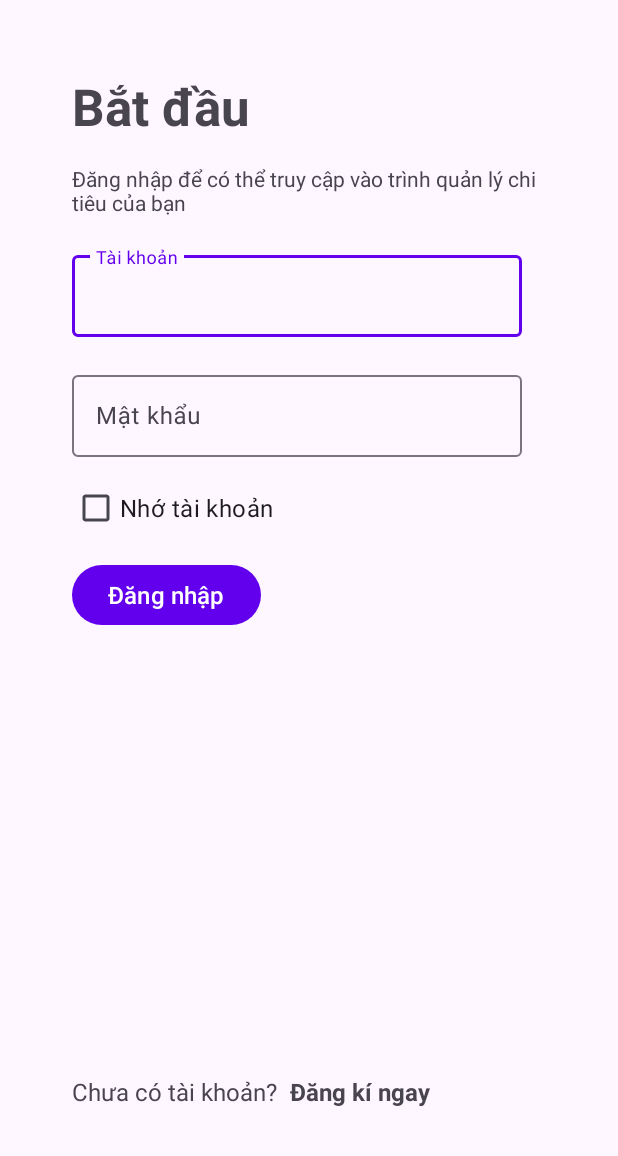
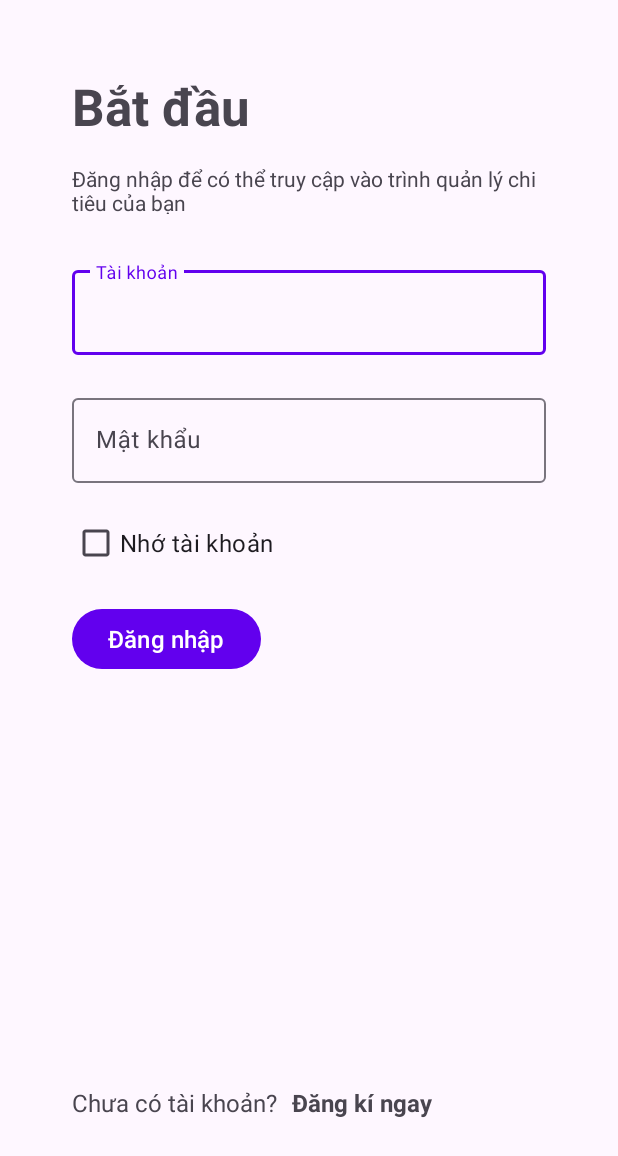
Before and after one commit to khanhworktime/financityFeedMyWallet, an Android app: the screen it shows after launch (LogIn), on a phone screen of 412 x 824 dp. Shown: the top 1156 px of the screen. Run offline under Robolectric (Android 15) with nearby library versions, the phone set to English and light mode, and no system bars.

Commit message:
Add new layout

```diff
--- a/app/src/main/res/layout/activity_main.xml
+++ b/app/src/main/res/layout/activity_main.xml
@@ -13,6 +13,18 @@
         app:layout_constraintBottom_toBottomOf="parent"
         app:layout_constraintEnd_toEndOf="parent"
         app:layout_constraintStart_toStartOf="parent"
-        app:layout_constraintTop_toTopOf="parent" />
+        app:layout_constraintTop_toTopOf="parent"
+        app:layout_constraintVertical_bias="0.198" />
+
+    <ImageView
+        android:id="@+id/imageView"
+        android:layout_width="209dp"
+        android:layout_height="368dp"
+        app:layout_constraintBottom_toBottomOf="parent"
+        app:layout_constraintEnd_toEndOf="parent"
+        app:layout_constraintStart_toStartOf="parent"
+        app:layout_constraintTop_toTopOf="parent"
+        app:srcCompat="@drawable/img_empty_wallet"
+        tools:ignore="ImageContrastCheck" />
 
 </androidx.constraintlayout.widget.ConstraintLayout>
--- a/app/src/main/res/layout/login.xml
+++ b/app/src/main/res/layout/login.xml
@@ -23,7 +23,7 @@
     <TextView
         android:id="@+id/tv_1"
         android:layout_width="0dp"
-        android:layout_height="wrap_content"
+        android:layout_height="33dp"
         android:layout_marginTop="16dp"
         android:text="Đăng nhập để có thể truy cập vào trình quản lý chi tiêu của bạn"
         app:layout_constraintEnd_toEndOf="@+id/tv_start"
@@ -35,13 +35,12 @@
         android:id="@+id/tv_2"
         android:layout_width="wrap_content"
         android:layout_height="wrap_content"
-        android:layout_marginStart="48dp"
         android:text="Chưa có tài khoản?"
         android:textSize="16sp"
         app:layout_constraintBottom_toBottomOf="parent"
-        app:layout_constraintStart_toStartOf="parent"
+        app:layout_constraintStart_toStartOf="@+id/btn_login"
         app:layout_constraintTop_toBottomOf="@+id/btn_login"
-        app:layout_constraintVertical_bias="0.777" />
+        app:layout_constraintVertical_bias="0.778" />
 
     <TextView
         android:id="@+id/tv_signup"
@@ -52,16 +51,16 @@
         android:textStyle="bold"
         app:layout_constraintBottom_toBottomOf="@+id/tv_2"
         app:layout_constraintEnd_toEndOf="parent"
-        app:layout_constraintHorizontal_bias="0.066"
+        app:layout_constraintHorizontal_bias="0.073"
         app:layout_constraintStart_toEndOf="@+id/tv_2"
         app:layout_constraintTop_toTopOf="@+id/tv_2"
-        app:layout_constraintVertical_bias="0.0" />
+        app:layout_constraintVertical_bias="1.0" />
 
     <CheckBox
         android:id="@+id/ck_rememberacc"
         android:layout_width="wrap_content"
         android:layout_height="wrap_content"
-        android:layout_marginTop="10dp"
+        android:layout_marginTop="16dp"
         android:text="Nhớ tài khoản"
         android:textSize="16sp"
         app:layout_constraintEnd_toEndOf="parent"
@@ -73,7 +72,7 @@
         android:id="@+id/btn_login"
         android:layout_width="wrap_content"
         android:layout_height="wrap_content"
-        android:layout_marginTop="10dp"
+        android:layout_marginTop="16dp"
         android:text="Đăng nhập"
         android:textSize="16sp"
         app:layout_constraintEnd_toEndOf="parent"
@@ -83,40 +82,34 @@
 
     <com.google.android.material.textfield.TextInputLayout
         android:id="@+id/textInputLayout"
-        android:layout_width="300dp"
-        android:layout_height="60dp"
-        android:layout_marginTop="20dp"
+        android:layout_width="0dp"
+        android:layout_height="wrap_content"
+        android:layout_marginTop="32dp"
         app:layout_constraintEnd_toEndOf="@+id/tv_1"
-        app:layout_constraintHorizontal_bias="0.0"
         app:layout_constraintStart_toStartOf="@+id/tv_1"
         app:layout_constraintTop_toBottomOf="@+id/tv_1">
 
         <com.google.android.material.textfield.TextInputEditText
             android:id="@+id/txUsername"
             android:layout_width="match_parent"
-            android:layout_height="match_parent"
-            android:hint="Tài khoản"
-            android:lineSpacingExtra="16sp"
-            android:textSize="16sp" />
+            android:layout_height="wrap_content"
+            android:hint="Tài khoản" />
     </com.google.android.material.textfield.TextInputLayout>
 
     <com.google.android.material.textfield.TextInputLayout
         android:id="@+id/textInputLayout2"
-        android:layout_width="300dp"
-        android:layout_height="60dp"
-        android:layout_marginTop="20dp"
+        android:layout_width="0dp"
+        android:layout_height="wrap_content"
+        android:layout_marginTop="23dp"
         app:layout_constraintEnd_toEndOf="@+id/textInputLayout"
-        app:layout_constraintHorizontal_bias="0.0"
         app:layout_constraintStart_toStartOf="@+id/textInputLayout"
         app:layout_constraintTop_toBottomOf="@+id/textInputLayout">
 
         <com.google.android.material.textfield.TextInputEditText
             android:id="@+id/txPwd"
             android:layout_width="match_parent"
-            android:layout_height="match_parent"
-            android:hint="Mật khẩu"
-            android:lineSpacingExtra="16sp"
-            android:textSize="16sp" />
+            android:layout_height="wrap_content"
+            android:hint="Mật khẩu" />
     </com.google.android.material.textfield.TextInputLayout>
 
 </androidx.constraintlayout.widget.ConstraintLayout>
--- a/app/src/main/res/values-night/themes.xml
+++ b/app/src/main/res/values-night/themes.xml
@@ -1,6 +1,6 @@
 <resources xmlns:tools="http://schemas.android.com/tools">
     <!-- Base application theme. -->
-    <style name="Theme.FeedMyWallet" parent="Theme.MaterialComponents.DayNight.DarkActionBar">
+    <style name="Theme.FeedMyWallet" parent="Theme.Material3.DayNight.NoActionBar">
         <!-- Primary brand color. -->
         <item name="colorPrimary">@color/purple_200</item>
         <item name="colorPrimaryVariant">@color/purple_700</item>
```
Also changed, not shown: app/src/main/res/drawable-xxxhdpi/img_empty_wallet.png (added).
